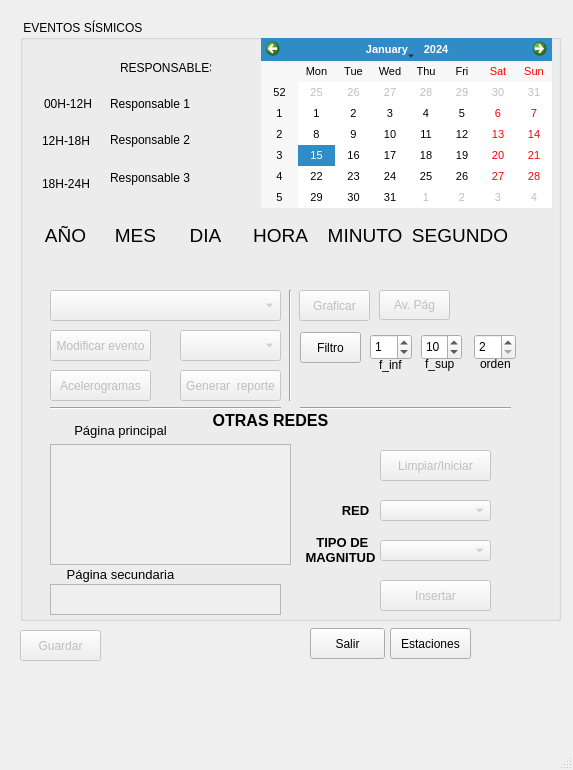
Qt form src/ui/reporte.ui (RedSismicaAustro/rsa_sismologia) before a commit.
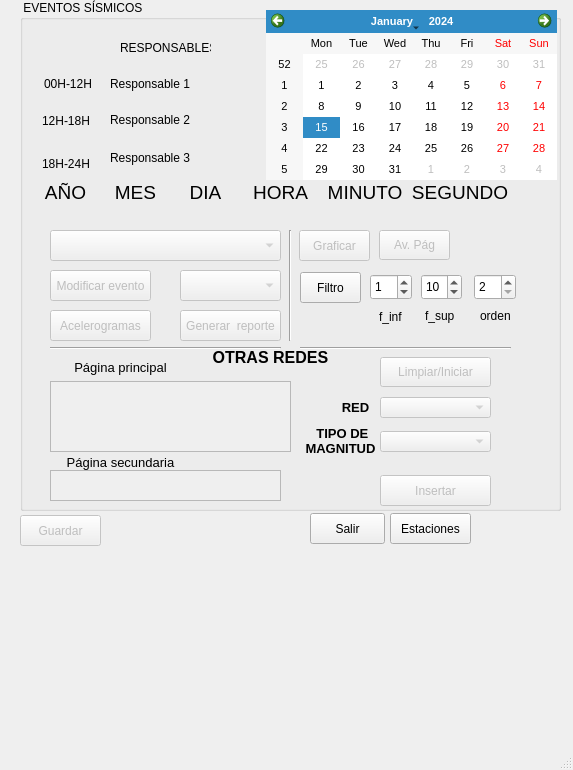
The same form after that commit.

Commit message:
desde casa 30 de septiembre
Sigo arreglando lo de los reportes

The edit to the form file:
```diff
--- a/src/ui/reporte.ui
+++ b/src/ui/reporte.ui
@@ -18,9 +18,9 @@
     <property name="geometry">
      <rect>
       <x>20</x>
-      <y>20</y>
+      <y>0</y>
       <width>541</width>
-      <height>601</height>
+      <height>511</height>
      </rect>
     </property>
     <property name="title">
@@ -33,7 +33,7 @@
      <property name="geometry">
       <rect>
        <x>30</x>
-       <y>270</y>
+       <y>230</y>
        <width>231</width>
        <height>31</height>
       </rect>
@@ -46,7 +46,7 @@
      <property name="geometry">
       <rect>
        <x>160</x>
-       <y>310</y>
+       <y>270</y>
        <width>101</width>
        <height>31</height>
       </rect>
@@ -59,7 +59,7 @@
      <property name="geometry">
       <rect>
        <x>30</x>
-       <y>310</y>
+       <y>270</y>
        <width>101</width>
        <height>31</height>
       </rect>
@@ -75,7 +75,7 @@
      <property name="geometry">
       <rect>
        <x>360</x>
-       <y>480</y>
+       <y>397</y>
        <width>111</width>
        <height>21</height>
       </rect>
@@ -88,9 +88,9 @@
      <property name="geometry">
       <rect>
        <x>30</x>
-       <y>424</y>
+       <y>381</y>
        <width>241</width>
-       <height>121</height>
+       <height>71</height>
       </rect>
      </property>
     </widget>
@@ -101,7 +101,7 @@
      <property name="geometry">
       <rect>
        <x>360</x>
-       <y>520</y>
+       <y>431</y>
        <width>111</width>
        <height>21</height>
       </rect>
@@ -114,7 +114,7 @@
      <property name="geometry">
       <rect>
        <x>360</x>
-       <y>560</y>
+       <y>475</y>
        <width>111</width>
        <height>31</height>
       </rect>
@@ -130,7 +130,7 @@
      <property name="geometry">
       <rect>
        <x>30</x>
-       <y>564</y>
+       <y>470</y>
        <width>231</width>
        <height>31</height>
       </rect>
@@ -143,7 +143,7 @@
      <property name="geometry">
       <rect>
        <x>310</x>
-       <y>470</y>
+       <y>387</y>
        <width>51</width>
        <height>40</height>
       </rect>
@@ -175,7 +175,7 @@
      <property name="geometry">
       <rect>
        <x>260</x>
-       <y>510</y>
+       <y>421</y>
        <width>121</width>
        <height>40</height>
       </rect>
@@ -208,7 +208,7 @@
      <property name="geometry">
       <rect>
        <x>30</x>
-       <y>400</y>
+       <y>357</y>
        <width>141</width>
        <height>21</height>
       </rect>
@@ -240,9 +240,9 @@
      <property name="geometry">
       <rect>
        <x>30</x>
-       <y>544</y>
+       <y>452</y>
        <width>141</width>
-       <height>21</height>
+       <height>20</height>
       </rect>
      </property>
      <property name="font">
@@ -272,7 +272,7 @@
      <property name="geometry">
       <rect>
        <x>160</x>
-       <y>200</y>
+       <y>177</y>
        <width>51</width>
        <height>31</height>
       </rect>
@@ -295,8 +295,8 @@
     <widget class="QLabel" name="label_2">
      <property name="geometry">
       <rect>
-       <x>100</x>
-       <y>240</y>
+       <x>97</x>
+       <y>207</y>
        <width>51</width>
        <height>16</height>
       </rect>
@@ -316,8 +316,8 @@
     <widget class="QLabel" name="label_6">
      <property name="geometry">
       <rect>
-       <x>420</x>
-       <y>240</y>
+       <x>417</x>
+       <y>207</y>
        <width>51</width>
        <height>16</height>
       </rect>
@@ -337,8 +337,8 @@
     <widget class="QLabel" name="label_5">
      <property name="geometry">
       <rect>
-       <x>330</x>
-       <y>240</y>
+       <x>327</x>
+       <y>207</y>
        <width>51</width>
        <height>16</height>
       </rect>
@@ -362,7 +362,7 @@
      <property name="geometry">
       <rect>
        <x>300</x>
-       <y>200</y>
+       <y>177</y>
        <width>90</width>
        <height>31</height>
       </rect>
@@ -389,7 +389,7 @@
      <property name="geometry">
       <rect>
        <x>390</x>
-       <y>200</y>
+       <y>177</y>
        <width>100</width>
        <height>31</height>
       </rect>
@@ -412,8 +412,8 @@
     <widget class="QLabel" name="label_4">
      <property name="geometry">
       <rect>
-       <x>250</x>
-       <y>240</y>
+       <x>247</x>
+       <y>207</y>
        <width>51</width>
        <height>16</height>
       </rect>
@@ -433,8 +433,8 @@
     <widget class="QLabel" name="label_1">
      <property name="geometry">
       <rect>
-       <x>30</x>
-       <y>240</y>
+       <x>27</x>
+       <y>207</y>
        <width>51</width>
        <height>16</height>
       </rect>
@@ -454,8 +454,8 @@
     <widget class="QLabel" name="label_3">
      <property name="geometry">
       <rect>
-       <x>170</x>
-       <y>240</y>
+       <x>167</x>
+       <y>207</y>
        <width>51</width>
        <height>16</height>
       </rect>
@@ -479,7 +479,7 @@
      <property name="geometry">
       <rect>
        <x>90</x>
-       <y>200</y>
+       <y>177</y>
        <width>51</width>
        <height>31</height>
       </rect>
@@ -506,7 +506,7 @@
      <property name="geometry">
       <rect>
        <x>20</x>
-       <y>200</y>
+       <y>177</y>
        <width>51</width>
        <height>31</height>
       </rect>
@@ -536,7 +536,7 @@
      <property name="geometry">
       <rect>
        <x>230</x>
-       <y>200</y>
+       <y>177</y>
        <width>61</width>
        <height>31</height>
       </rect>
@@ -563,7 +563,7 @@
      <property name="geometry">
       <rect>
        <x>160</x>
-       <y>350</y>
+       <y>310</y>
        <width>101</width>
        <height>31</height>
       </rect>
@@ -576,7 +576,7 @@
      <property name="geometry">
       <rect>
        <x>30</x>
-       <y>380</y>
+       <y>340</y>
        <width>231</width>
        <height>16</height>
       </rect>
@@ -592,7 +592,7 @@
      <property name="geometry">
       <rect>
        <x>279</x>
-       <y>270</y>
+       <y>230</y>
        <width>71</width>
        <height>31</height>
       </rect>
@@ -604,8 +604,8 @@
     <widget class="QCalendarWidget" name="calendarWidget">
      <property name="geometry">
       <rect>
-       <x>241</x>
-       <y>18</y>
+       <x>246</x>
+       <y>10</y>
        <width>291</width>
        <height>170</height>
       </rect>
@@ -714,7 +714,7 @@
      <property name="geometry">
       <rect>
        <x>30</x>
-       <y>350</y>
+       <y>310</y>
        <width>101</width>
        <height>31</height>
       </rect>
@@ -730,9 +730,9 @@
      <property name="geometry">
       <rect>
        <x>360</x>
-       <y>430</y>
+       <y>357</y>
        <width>111</width>
-       <height>31</height>
+       <height>30</height>
       </rect>
      </property>
      <property name="text">
@@ -746,7 +746,7 @@
      <property name="geometry">
       <rect>
        <x>160</x>
-       <y>380</y>
+       <y>337</y>
        <width>181</width>
        <height>40</height>
       </rect>
@@ -778,7 +778,7 @@
      <property name="geometry">
       <rect>
        <x>359</x>
-       <y>270</y>
+       <y>230</y>
        <width>71</width>
        <height>30</height>
       </rect>
@@ -791,7 +791,7 @@
      <property name="geometry">
       <rect>
        <x>359</x>
-       <y>335</y>
+       <y>307</y>
        <width>31</width>
        <height>20</height>
       </rect>
@@ -804,7 +804,7 @@
      <property name="geometry">
       <rect>
        <x>401</x>
-       <y>314</y>
+       <y>274</y>
        <width>41</width>
        <height>26</height>
       </rect>
@@ -823,7 +823,7 @@
      <property name="geometry">
       <rect>
        <x>460</x>
-       <y>334</y>
+       <y>306</y>
        <width>31</width>
        <height>20</height>
       </rect>
@@ -836,7 +836,7 @@
      <property name="geometry">
       <rect>
        <x>454</x>
-       <y>314</y>
+       <y>274</y>
        <width>42</width>
        <height>26</height>
       </rect>
@@ -855,7 +855,7 @@
      <property name="geometry">
       <rect>
        <x>280</x>
-       <y>312</y>
+       <y>272</y>
        <width>61</width>
        <height>31</height>
       </rect>
@@ -868,7 +868,7 @@
      <property name="geometry">
       <rect>
        <x>350</x>
-       <y>314</y>
+       <y>274</y>
        <width>42</width>
        <height>26</height>
       </rect>
@@ -884,7 +884,7 @@
      <property name="geometry">
       <rect>
        <x>405</x>
-       <y>334</y>
+       <y>306</y>
        <width>30</width>
        <height>20</height>
       </rect>
@@ -897,7 +897,7 @@
      <property name="geometry">
       <rect>
        <x>260</x>
-       <y>270</y>
+       <y>230</y>
        <width>20</width>
        <height>111</height>
       </rect>
@@ -910,7 +910,7 @@
      <property name="geometry">
       <rect>
        <x>280</x>
-       <y>380</y>
+       <y>340</y>
        <width>211</width>
        <height>16</height>
       </rect>
@@ -924,7 +924,7 @@
     <property name="geometry">
      <rect>
       <x>310</x>
-      <y>628</y>
+      <y>513</y>
       <width>75</width>
       <height>31</height>
      </rect>
@@ -940,7 +940,7 @@
     <property name="geometry">
      <rect>
       <x>20</x>
-      <y>630</y>
+      <y>515</y>
       <width>81</width>
       <height>31</height>
      </rect>
@@ -981,7 +981,7 @@
     <property name="geometry">
      <rect>
       <x>390</x>
-      <y>628</y>
+      <y>513</y>
       <width>81</width>
       <height>31</height>
      </rect>
```
The commit also changes 1 other file.
